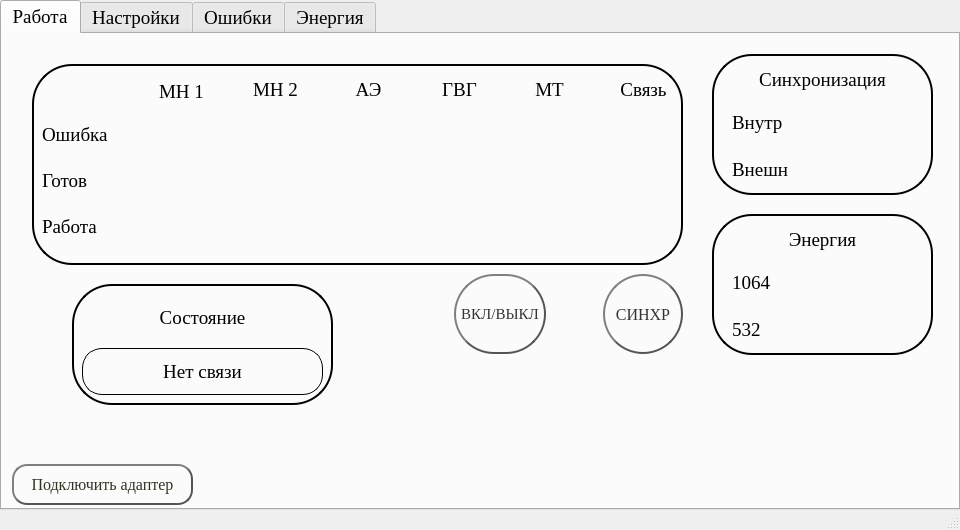
Old version of the form src/control_laser.ui in the repository yurchest/laserResourceCpp.
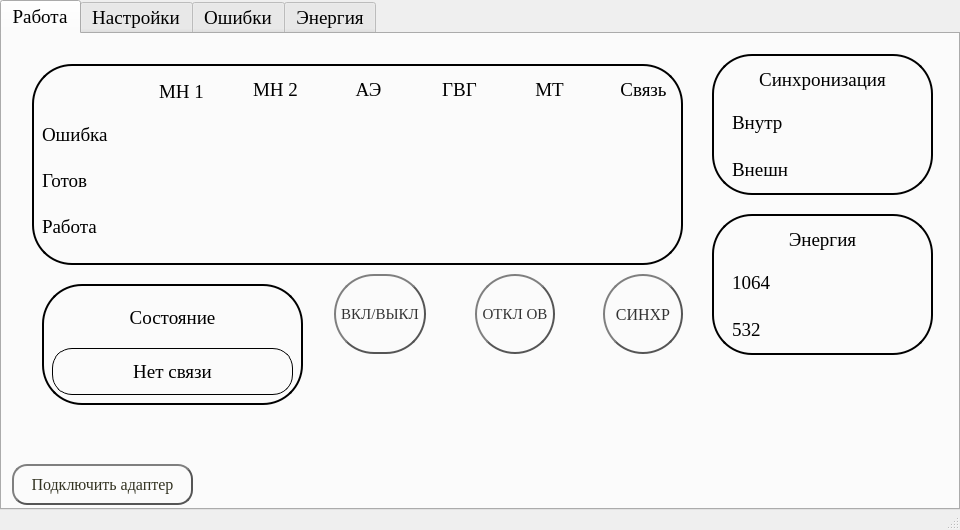
New version of the form. The open tabs and pages were chosen to show the change. Icons and pictures are not drawn.

```diff
--- a/src/control_laser.ui
+++ b/src/control_laser.ui
@@ -1450,9 +1450,9 @@
      <widget class="QWidget" name="horizontalLayoutWidget_2">
       <property name="geometry">
        <rect>
-        <x>400</x>
+        <x>290</x>
         <y>230</y>
-        <width>281</width>
+        <width>391</width>
         <height>101</height>
        </rect>
       </property>
@@ -1514,6 +1514,56 @@
          </property>
         </widget>
        </item>
+       <item>
+        <spacer name="horizontalSpacer_15">
+         <property name="font">
+          <font>
+           <family>Georgia</family>
+           <weight>50</weight>
+           <bold>false</bold>
+          </font>
+         </property>
+         <property name="orientation">
+          <enum>Qt::Horizontal</enum>
+         </property>
+         <property name="sizeHint" stdset="0">
+          <size>
+           <width>40</width>
+           <height>20</height>
+          </size>
+         </property>
+        </spacer>
+       </item>
+       <item>
+        <widget class="QPushButton" name="pushButton_2">
+         <property name="minimumSize">
+          <size>
+           <width>80</width>
+           <height>80</height>
+          </size>
+         </property>
+         <property name="font">
+          <font>
+           <family>Georgia</family>
+           <pointsize>11</pointsize>
+           <weight>50</weight>
+           <bold>false</bold>
+          </font>
+         </property>
+         <property name="styleSheet">
+          <string notr="true"/>
+         </property>
+         <property name="text">
+          <string>ОТКЛ ОВ</string>
+         </property>
+         <property name="iconSize">
+          <size>
+           <width>16</width>
+           <height>16</height>
+          </size>
+         </property>
+        </widget>
+       </item>
        <item>
         <spacer name="horizontalSpacer_8">
          <property name="font">
@@ -1569,7 +1619,7 @@
      <widget class="QFrame" name="frame_7">
       <property name="geometry">
        <rect>
-        <x>70</x>
+        <x>40</x>
         <y>250</y>
         <width>261</width>
         <height>121</height>
```
